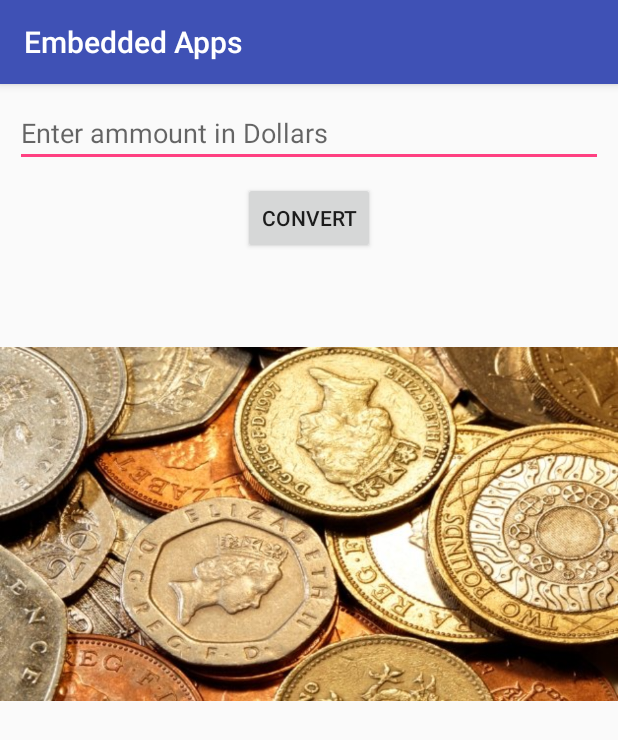
After one commit to harshendrashah/Embedded-Apps, an Android app: the CurrencyConverterActivity screen opened directly, with no data from a screen before it, on a phone screen of 412 x 824 dp. The commit adds this screen. Shown: the top 740 px of the screen. Run offline under Robolectric (Android 15) with nearby library versions, the phone set to English and light mode, and no system bars.

Commit message:
Added Currency Converter

```diff
--- a/app/src/main/AndroidManifest.xml
+++ b/app/src/main/AndroidManifest.xml
@@ -16,6 +16,7 @@
                 <category android:name="android.intent.category.LAUNCHER" />
             </intent-filter>
         </activity>
+        <activity android:name=".CurrencyConverterActivity"></activity>
     </application>
 
 </manifest>
--- /dev/null
+++ b/app/src/main/java/com/shahharshendra/embeddedapps/CurrencyConverterActivity.java
@@ -0,0 +1,29 @@
+package com.shahharshendra.embeddedapps;
+
+import android.support.v7.app.AppCompatActivity;
+import android.os.Bundle;
+import android.util.Log;
+import android.view.View;
+import android.widget.EditText;
+import android.widget.Toast;
+
+public class CurrencyConverterActivity extends AppCompatActivity {
+
+    public void convert(View view){
+
+        EditText dollarEditText = findViewById(R.id.editTextCc);
+        Double dollarAmmountDouble = Double.parseDouble(dollarEditText.getText().toString());
+        Double poundAmmount = dollarAmmountDouble * 0.75 ;
+
+        Toast.makeText(CurrencyConverterActivity.this, String.format("%.2f",poundAmmount),Toast.LENGTH_SHORT).show();
+
+
+        Log.i("amount", dollarEditText.getText().toString());
+    }
+
+    @Override
+    protected void onCreate(Bundle savedInstanceState) {
+        super.onCreate(savedInstanceState);
+        setContentView(R.layout.activity_currency_converter);
+    }
+}
--- a/app/src/main/java/com/shahharshendra/embeddedapps/MainActivity.java
+++ b/app/src/main/java/com/shahharshendra/embeddedapps/MainActivity.java
@@ -1,5 +1,6 @@
 package com.shahharshendra.embeddedapps;
 
+import android.content.Intent;
 import android.support.v7.app.AppCompatActivity;
 import android.os.Bundle;
 import android.view.View;
@@ -37,6 +38,12 @@ public class MainActivity extends AppCompatActivity {
             @Override
             public void onItemClick(AdapterView<?> parent, View view, int position, long id) {
                 Toast.makeText(MainActivity.this, (position + 1) + " " + demoApps.get(position), Toast.LENGTH_SHORT).show();
+
+                Intent intent = new Intent();
+                if (position == 0) {
+                    intent = new Intent(MainActivity.this, CurrencyConverterActivity.class);
+                }
+                startActivity(intent);
             }
         });
     }
--- /dev/null
+++ b/app/src/main/res/layout/activity_currency_converter.xml
@@ -0,0 +1,37 @@
+<?xml version="1.0" encoding="utf-8"?>
+<RelativeLayout xmlns:android="http://schemas.android.com/apk/res/android"
+    xmlns:app="http://schemas.android.com/apk/res-auto"
+    xmlns:tools="http://schemas.android.com/tools"
+    android:layout_width="match_parent"
+    android:layout_height="match_parent"
+    tools:context=".CurrencyConverterActivity">
+
+    <EditText
+        android:id="@+id/editTextCc"
+        android:layout_width="match_parent"
+        android:layout_height="wrap_content"
+        android:ems="10"
+        android:hint="Enter ammount in Dollars"
+        android:inputType="number"
+        android:layout_margin="10dp"/>
+
+    <Button
+        android:id="@+id/buttonCc"
+        android:layout_width="wrap_content"
+        android:layout_height="wrap_content"
+        android:text="Convert"
+        tools:layout_editor_absoluteX="147dp"
+        tools:layout_editor_absoluteY="94dp"
+        tools:text="Convert"
+        android:layout_below="@id/editTextCc"
+        android:layout_centerHorizontal="true"
+        android:onClick="convert"/>
+
+    <ImageView
+        android:id="@+id/imageViewCc"
+        android:layout_width="wrap_content"
+        android:layout_height="wrap_content"
+        app:srcCompat="@drawable/currency"
+        android:layout_below="@id/buttonCc"/>
+
+</RelativeLayout>
```
Also changed, not shown: app/src/main/res/drawable/currency.jpg (added), 2 other files.
